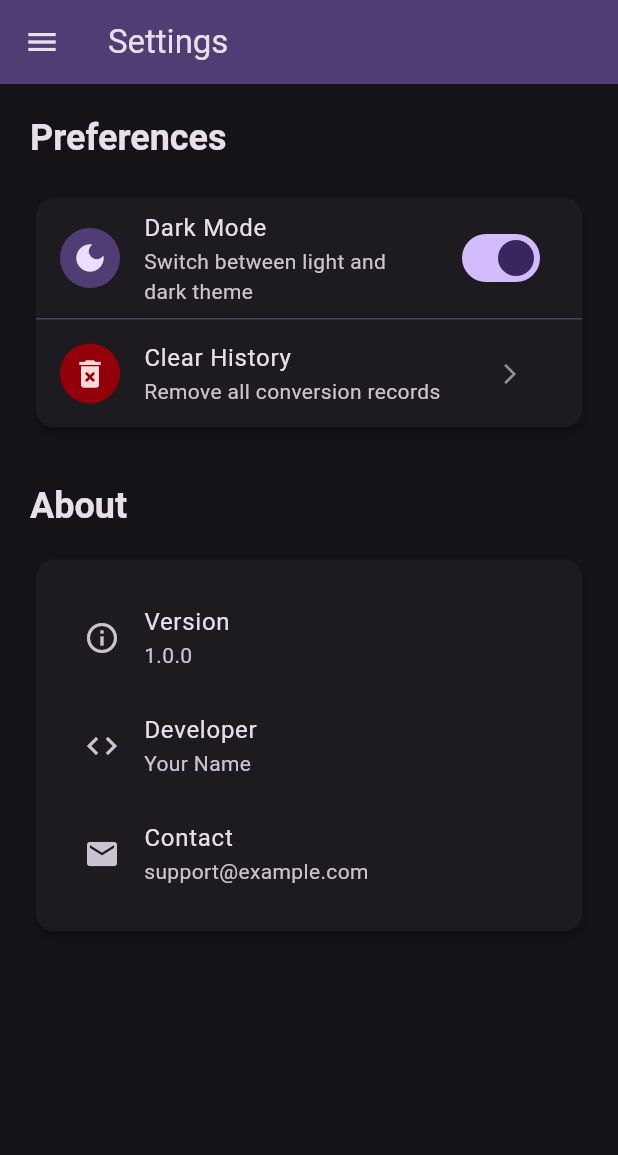
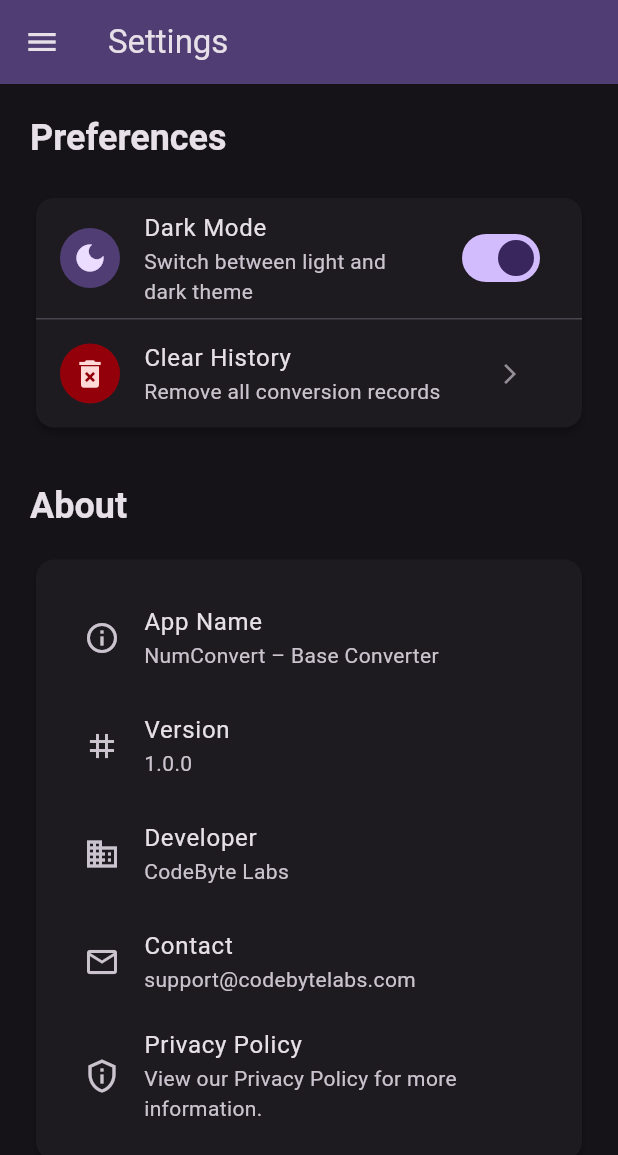
Before and after one commit to OmeshSachethana/NumConvert-Base-Converter, a Flutter app: the SettingsScreen screen opened by its route, on a phone screen of 412 x 824 dp. Shown: the top 1155 px of the screen. Run offline on Flutter 3.47's test engine with Material 3 defaults, Android fonts, the phone set to English and light mode, and no system bars; our stand-ins replace google_mobile_ads, shared_preferences; accounts and stored records are empty; network calls fail.

Commit message:
added privacy

```diff
--- a/lib/main.dart
+++ b/lib/main.dart
@@ -1,5 +1,6 @@
 import 'package:flutter/material.dart';
 import 'package:google_mobile_ads/google_mobile_ads.dart';
+import 'package:num_convert/screens/privacy_policy.dart';
 import 'package:num_convert/services/theme_service.dart';
 import 'package:num_convert/screens/all_conversions_screen.dart';
 import 'package:num_convert/screens/history_screen.dart';
@@ -52,6 +53,8 @@ class _NumConvertAppState extends State<NumConvertApp> {
         '/history': (_) => const HistoryScreen(),
         '/all': (_) => const AllConversionsScreen(),
         '/settings': (_) => SettingsScreen(onThemeChanged: toggleTheme),
+        '/privacy': (_) => const PrivacyPolicyScreen(),
+
       },
     );
   }
--- /dev/null
+++ b/lib/screens/privacy_policy.dart
@@ -0,0 +1,124 @@
+import 'package:flutter/material.dart';
+import '../widgets/drawer_widget.dart';
+
+class PrivacyPolicyScreen extends StatelessWidget {
+  const PrivacyPolicyScreen({super.key});
+
+  @override
+  Widget build(BuildContext context) {
+    return Scaffold(
+      appBar: AppBar(
+        title: const Text('Privacy Policy'),
+        backgroundColor: Theme.of(context).colorScheme.primaryContainer,
+      ),
+      drawer: const DrawerWidget(),
+      body: SingleChildScrollView(
+        padding: const EdgeInsets.all(20.0),
+        child: Column(
+          crossAxisAlignment: CrossAxisAlignment.start,
+          children: [
+            Text(
+              'Privacy Policy',
+              style: Theme.of(context).textTheme.headlineSmall?.copyWith(
+                    fontWeight: FontWeight.bold,
+                  ),
+            ),
+            const SizedBox(height: 16),
+
+            const Text(
+              'Last updated: November 12, 2025\n',
+              style: TextStyle(fontWeight: FontWeight.w500),
+            ),
+
+            const Text(
+              'Thank you for using NumConvert – Base Converter. '
+              'Your privacy is very important to us. This Privacy Policy explains how CodeByte Labs collects, uses, and protects your information when you use our mobile application.',
+              style: TextStyle(height: 1.5),
+            ),
+
+            const SizedBox(height: 24),
+            _sectionTitle('1. Information We Collect'),
+            const Text(
+              'NumConvert does not collect or store any personally identifiable information. '
+              'All conversion operations are processed locally on your device. '
+              'However, we use Google Mobile Ads (AdMob) to display advertisements, '
+              'which may collect limited, anonymous data as described below.',
+              style: TextStyle(height: 1.5),
+            ),
+
+            const SizedBox(height: 16),
+            _sectionTitle('2. Third-Party Services'),
+            const Text(
+              'We use Google AdMob to serve advertisements within the app. '
+              'AdMob may collect certain data such as device identifiers, ad interactions, '
+              'and approximate location for the purpose of delivering personalized ads.\n\n'
+              'For more details, please review Google\'s Privacy Policy:\n'
+              'https://policies.google.com/privacy',
+              style: TextStyle(height: 1.5),
+            ),
+
+            const SizedBox(height: 16),
+            _sectionTitle('3. Data Storage'),
+            const Text(
+              'All conversion history and user preferences are stored locally on your device. '
+              'You may clear this data at any time through the app’s “Clear History” option. '
+              'No personal or usage data is transmitted to our servers.',
+              style: TextStyle(height: 1.5),
+            ),
+
+            const SizedBox(height: 16),
+            _sectionTitle('4. Children’s Privacy'),
+            const Text(
+              'NumConvert is suitable for general audiences and does not knowingly collect '
+              'data from children under the age of 13. If you believe that a child has provided us '
+              'with personal information, please contact us so that we can take appropriate action.',
+              style: TextStyle(height: 1.5),
+            ),
+
+            const SizedBox(height: 16),
+            _sectionTitle('5. Changes to This Policy'),
+            const Text(
+              'We may update this Privacy Policy from time to time to reflect changes '
+              'in our practices or for other operational, legal, or regulatory reasons. '
+              'Any updates will be posted within the app along with a revised “Last updated” date.',
+              style: TextStyle(height: 1.5),
+            ),
+
+            const SizedBox(height: 16),
+            _sectionTitle('6. Contact Us'),
+            const Text(
+              'If you have any questions, concerns, or requests regarding this Privacy Policy, '
+              'please contact us at:\n\nsupport@codebytelabs.com\n\n'
+              'CodeByte Labs\nSri Lanka',
+              style: TextStyle(height: 1.5),
+            ),
+
+            const SizedBox(height: 32),
+            Center(
+              child: Text(
+                '© 2025 CodeByte Labs. All rights reserved.',
+                style: TextStyle(
+                  color: Theme.of(context).colorScheme.outline,
+                  fontSize: 13,
+                ),
+              ),
+            ),
+          ],
+        ),
+      ),
+    );
+  }
+
+  static Widget _sectionTitle(String title) {
+    return Padding(
+      padding: const EdgeInsets.only(bottom: 6.0),
+      child: Text(
+        title,
+        style: const TextStyle(
+          fontWeight: FontWeight.bold,
+          fontSize: 16,
+        ),
+      ),
+    );
+  }
+}
--- a/lib/screens/settings_screen.dart
+++ b/lib/screens/settings_screen.dart
@@ -4,6 +4,7 @@ import '../utils/history_storage.dart';
 
 class SettingsScreen extends StatelessWidget {
   final Function(bool) onThemeChanged;
+
   const SettingsScreen({super.key, required this.onThemeChanged});
 
   @override
@@ -16,11 +17,13 @@ class SettingsScreen extends StatelessWidget {
         backgroundColor: Theme.of(context).colorScheme.primaryContainer,
       ),
       drawer: const DrawerWidget(),
-      body: Padding(
+      body: SingleChildScrollView( // ✅ Added scrollable container
+        child: Padding(
           padding: const EdgeInsets.all(20.0),
           child: Column(
             crossAxisAlignment: CrossAxisAlignment.start,
             children: [
+              // Preferences Section
               Text(
                 'Preferences',
                 style: Theme.of(context).textTheme.headlineSmall?.copyWith(
@@ -28,6 +31,7 @@ class SettingsScreen extends StatelessWidget {
                     ),
               ),
               const SizedBox(height: 20),
+
               Card(
                 elevation: 2,
                 child: Column(
@@ -52,6 +56,7 @@ class SettingsScreen extends StatelessWidget {
                         onChanged: onThemeChanged,
                       ),
                     ),
+
                     const Divider(height: 1),
 
                     // Clear History
@@ -84,7 +89,7 @@ class SettingsScreen extends StatelessWidget {
 
               const SizedBox(height: 32),
 
-            // App Info
+              // About Section
               Text(
                 'About',
                 style: Theme.of(context).textTheme.headlineSmall?.copyWith(
@@ -92,6 +97,7 @@ class SettingsScreen extends StatelessWidget {
                     ),
               ),
               const SizedBox(height: 16),
+
               Card(
                 elevation: 2,
                 child: Padding(
@@ -100,18 +106,33 @@ class SettingsScreen extends StatelessWidget {
                     children: [
                       ListTile(
                         leading: const Icon(Icons.info_outline),
+                        title: const Text('App Name'),
+                        subtitle: const Text('NumConvert – Base Converter'),
+                      ),
+                      ListTile(
+                        leading: const Icon(Icons.tag),
                         title: const Text('Version'),
                         subtitle: const Text('1.0.0'),
                       ),
                       ListTile(
-                      leading: const Icon(Icons.code),
+                        leading: const Icon(Icons.business),
                         title: const Text('Developer'),
-                      subtitle: const Text('Your Name'),
+                        subtitle: const Text('CodeByte Labs'),
                       ),
                       ListTile(
-                      leading: const Icon(Icons.email),
+                        leading: const Icon(Icons.email_outlined),
                         title: const Text('Contact'),
-                      subtitle: const Text('support@example.com'),
+                        subtitle: const Text('support@codebytelabs.com'),
+                      ),
+                      ListTile(
+                        leading: const Icon(Icons.privacy_tip_outlined),
+                        title: const Text('Privacy Policy'),
+                        subtitle: const Text(
+                          'View our Privacy Policy for more information.',
+                        ),
+                        onTap: () {
+                          Navigator.pushNamed(context, '/privacy');
+                        },
                       ),
                     ],
                   ),
@@ -120,16 +141,21 @@ class SettingsScreen extends StatelessWidget {
             ],
           ),
         ),
+      ),
     );
   }
 
+  // Confirmation dialog for clearing history
   void _showClearConfirmationDialog(BuildContext context) {
     showDialog(
       context: context,
       builder: (context) => AlertDialog(
         icon: const Icon(Icons.warning_amber, size: 48, color: Colors.orange),
         title: const Text('Clear History?'),
-        content: const Text('This will permanently delete all your conversion history. This action cannot be undone.'),
+        content: const Text(
+          'This will permanently delete all your conversion history. '
+          'This action cannot be undone.',
+        ),
         actions: [
           TextButton(
             onPressed: () => Navigator.pop(context),
@@ -140,7 +166,9 @@ class SettingsScreen extends StatelessWidget {
               await HistoryStorage.clearHistory();
               if (context.mounted) {
                 ScaffoldMessenger.of(context).showSnackBar(
-                  const SnackBar(content: Text('History cleared successfully')),
+                  const SnackBar(
+                    content: Text('History cleared successfully'),
+                  ),
                 );
                 Navigator.pop(context);
               }
--- a/lib/widgets/drawer_widget.dart
+++ b/lib/widgets/drawer_widget.dart
@@ -89,6 +89,14 @@ class DrawerWidget extends StatelessWidget {
                     'Settings',
                     '/settings',
                   ),
+                  const Spacer(),
+                  const Divider(height: 1),
+                  _buildDrawerItem(
+                    context,
+                    Icons.privacy_tip_outlined,
+                    'Privacy Policy',
+                    '/privacy',
+                  ),
                 ],
               ),
             ),
```
Lines whose indentation alone changed are shown as unchanged.
